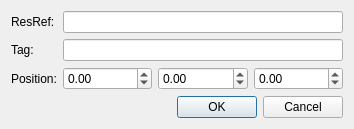
NickHugi/PyKotor, file ui/editors/git/instance7_dialog.ui: the form before one commit.
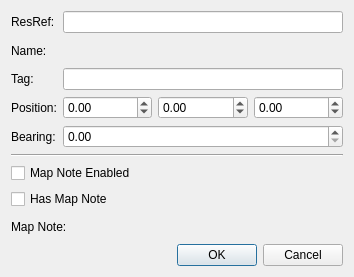
The form after the commit. Custom widgets are drawn as their Qt base class.

Commit message: Add extra UI fields for Waypoint

```diff
--- a/ui/editors/git/instance7_dialog.ui
+++ b/ui/editors/git/instance7_dialog.ui
@@ -7,7 +7,7 @@
     <x>0</x>
     <y>0</y>
     <width>354</width>
-    <height>120</height>
+    <height>262</height>
    </rect>
   </property>
   <property name="sizePolicy">
@@ -36,24 +36,24 @@
        </property>
       </widget>
      </item>
-     <item row="1" column="0">
+     <item row="2" column="0">
       <widget class="QLabel" name="label_8">
        <property name="text">
         <string>Tag:</string>
        </property>
       </widget>
      </item>
-     <item row="1" column="1">
+     <item row="2" column="1">
       <widget class="QLineEdit" name="tagEdit"/>
      </item>
-     <item row="2" column="0">
+     <item row="3" column="0">
       <widget class="QLabel" name="label_2">
        <property name="text">
         <string>Position:</string>
        </property>
       </widget>
      </item>
-     <item row="2" column="1">
+     <item row="3" column="1">
       <layout class="QHBoxLayout" name="horizontalLayout">
        <item>
         <widget class="QDoubleSpinBox" name="xPosSpin">
@@ -87,6 +87,75 @@
        </item>
       </layout>
      </item>
+     <item row="4" column="0">
+      <widget class="QLabel" name="label_3">
+       <property name="text">
+        <string>Bearing:</string>
+       </property>
+      </widget>
+     </item>
+     <item row="4" column="1">
+      <widget class="QDoubleSpinBox" name="bearingSpin"/>
+     </item>
+     <item row="1" column="0">
+      <widget class="QLabel" name="label_11">
+       <property name="text">
+        <string>Name:</string>
+       </property>
+      </widget>
+     </item>
+     <item row="1" column="1">
+      <widget class="LocalizedStringLineEdit" name="nameEdit" native="true">
+       <property name="minimumSize">
+        <size>
+         <width>0</width>
+         <height>23</height>
+        </size>
+       </property>
+      </widget>
+     </item>
+    </layout>
+   </item>
+   <item>
+    <widget class="Line" name="line">
+     <property name="orientation">
+      <enum>Qt::Horizontal</enum>
+     </property>
+    </widget>
+   </item>
+   <item>
+    <widget class="QCheckBox" name="mapNoteEnableCheck">
+     <property name="text">
+      <string>Map Note Enabled</string>
+     </property>
+    </widget>
+   </item>
+   <item>
+    <widget class="QCheckBox" name="hasMapNoteCheck">
+     <property name="text">
+      <string>Has Map Note</string>
+     </property>
+    </widget>
+   </item>
+   <item>
+    <layout class="QFormLayout" name="formLayout_3">
+     <item row="0" column="0">
+      <widget class="QLabel" name="label_10">
+       <property name="text">
+        <string>Map Note:</string>
+       </property>
+      </widget>
+     </item>
+     <item row="0" column="1">
+      <widget class="LocalizedStringLineEdit" name="mapNoteEdit" native="true">
+       <property name="minimumSize">
+        <size>
+         <width>0</width>
+         <height>23</height>
+        </size>
+       </property>
+      </widget>
+     </item>
     </layout>
    </item>
    <item>
@@ -101,6 +170,14 @@
    </item>
   </layout>
  </widget>
+ <customwidgets>
+  <customwidget>
+   <class>LocalizedStringLineEdit</class>
+   <extends>QWidget</extends>
+   <header location="global">toolset.misc.widget.widgets</header>
+   <container>1</container>
+  </customwidget>
+ </customwidgets>
  <resources/>
  <connections>
   <connection>
```
The commit also changes 4 other files.
